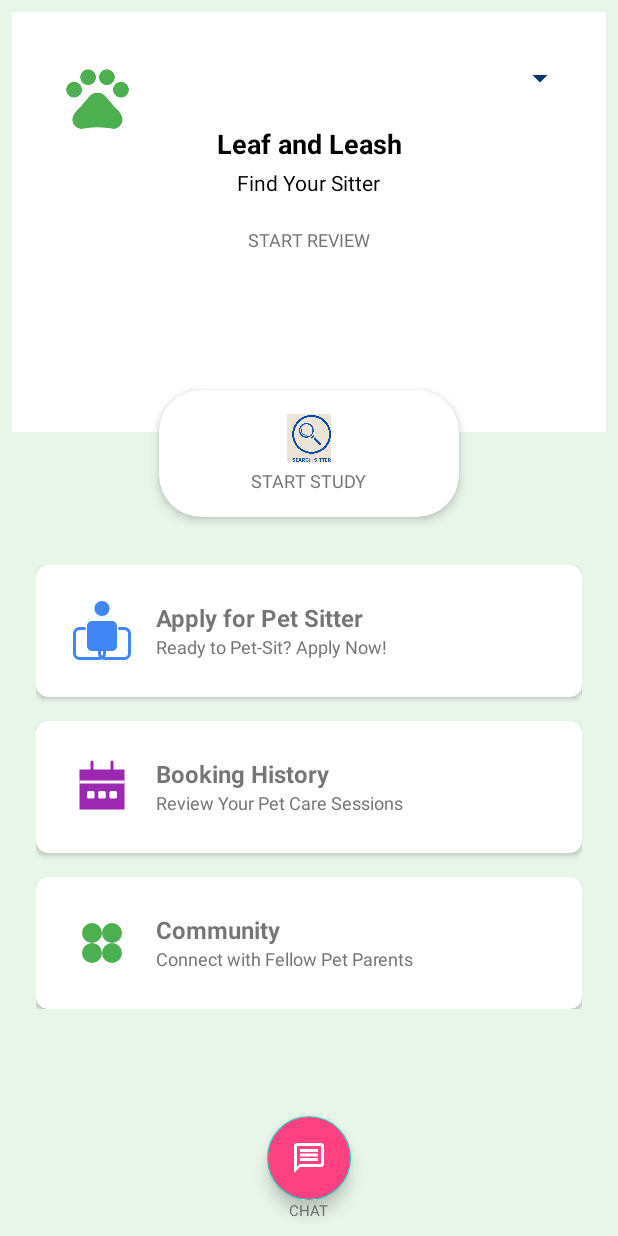
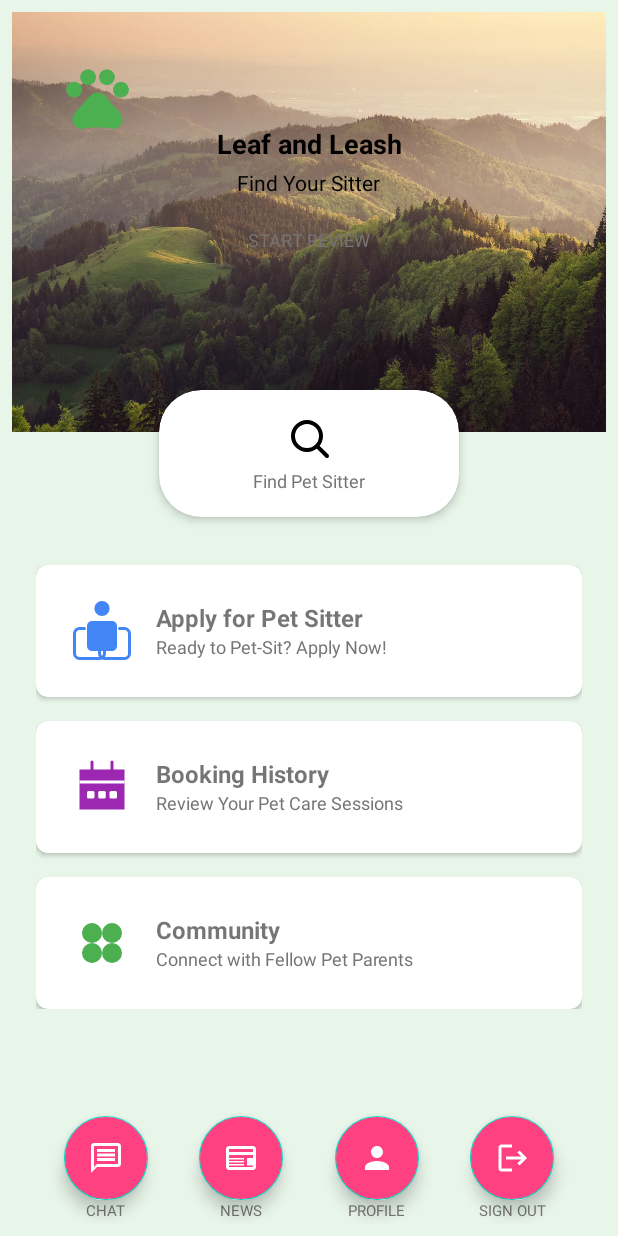
Before and after one commit to JosephTanKaiJun/Pet-Hub, an Android app: the MainActivity screen opened directly, with no data from a screen before it, on a phone screen of 412 x 824 dp. Run offline under Robolectric (Android 15) with nearby library versions, the phone set to English and light mode, and no system bars; 1 statement that could not run was skipped.

Commit message:
can work profile signout

```diff
--- a/app/src/main/java/com/example/pethub/main/MainActivity.java
+++ b/app/src/main/java/com/example/pethub/main/MainActivity.java
@@ -25,7 +25,7 @@ import com.google.android.material.floatingactionbutton.FloatingActionButton;
 
 public class MainActivity extends AppCompatActivity {
     private MaterialCardView searchSitterBtn, sitterSignupBtn;
-    private FloatingActionButton fabChat;
+    private FloatingActionButton fabChat,fabProfile,fabSignOut,fabNews;
 
     private ConstraintLayout navHome;
     private int userId = 1;
@@ -53,11 +53,23 @@ public class MainActivity extends AppCompatActivity {
         sitterSignupBtn = findViewById(R.id.sitterSignupBtn);
         fabChat = findViewById(R.id.fabChat);
         navHome = findViewById(R.id.bookingHistoryCard);
-
+        fabProfile = findViewById(R.id.fabProfile);
+        fabSignOut = findViewById(R.id.fabSignOut);
         // Set click listeners
         txtUsername.setOnClickListener(v -> showDropdownMenu());
 
+        fabProfile.setOnClickListener(v -> {
+            Intent intent = new Intent(MainActivity.this, OwnerMainActivity.class);
+            intent.putExtra("USER_ID", userId);
+            startActivity(intent);
+        });
 
+        fabSignOut.setOnClickListener(v -> {
+            Intent intent = new Intent(MainActivity.this, LoginActivity.class);
+            intent.addFlags(Intent.FLAG_ACTIVITY_CLEAR_TOP | Intent.FLAG_ACTIVITY_NEW_TASK);
+            startActivity(intent);
+            finish();
+        });
         searchSitterBtn.setOnClickListener(v -> {
             Intent intent = new Intent(this, SelectionActivity.class);
             intent.putExtra("USER_ID", userId);
--- a/app/src/main/java/com/example/pethub/sitter/OwnerEditActivity.java
+++ b/app/src/main/java/com/example/pethub/sitter/OwnerEditActivity.java
@@ -12,10 +12,12 @@ import android.net.Uri;
 import android.os.Bundle;
 import android.provider.MediaStore;
 import android.util.Log;
+import android.widget.ImageButton;
 import android.widget.Toast;
 
 import androidx.appcompat.app.AppCompatActivity;
 
+import com.example.pethub.R;
 import com.example.pethub.database.DatabaseHelper;
 import com.example.pethub.databinding.ActivityOwnerEditBinding;
 
@@ -36,7 +38,8 @@ public class OwnerEditActivity extends AppCompatActivity {
         super.onCreate(savedInstanceState);
         binding = ActivityOwnerEditBinding.inflate(getLayoutInflater());
         setContentView(binding.getRoot());
-
+        ImageButton btnBack = findViewById(R.id.btnBack);
+        btnBack.setOnClickListener(v -> finish());
         dbHelper = new DatabaseHelper(this);
         userId = getIntent().getIntExtra("USER_ID", -1);
         if (userId == -1) {
--- a/app/src/main/java/com/example/pethub/sitter/OwnerMainActivity.java
+++ b/app/src/main/java/com/example/pethub/sitter/OwnerMainActivity.java
@@ -11,10 +11,12 @@ import android.graphics.PorterDuffXfermode;
 import android.graphics.Rect;
 import android.os.Bundle;
 import android.util.Log;
+import android.widget.ImageButton;
 import android.widget.Toast;
 
 import androidx.appcompat.app.AppCompatActivity;
 
+import com.example.pethub.R;
 import com.example.pethub.database.DatabaseHelper;
 import com.example.pethub.databinding.ActivityOwnerMainBinding;
 
@@ -31,7 +33,8 @@ public class OwnerMainActivity extends AppCompatActivity {
         super.onCreate(savedInstanceState);
         binding = ActivityOwnerMainBinding.inflate(getLayoutInflater());
         setContentView(binding.getRoot());
-
+        ImageButton btnBack = findViewById(R.id.btnBack);
+        btnBack.setOnClickListener(v -> finish());
         dbHelper = new DatabaseHelper(this);
         userId = getIntent().getIntExtra("USER_ID", -1);
         if (userId == -1) {
--- /dev/null
+++ b/app/src/main/res/drawable/ic_find.xml
@@ -0,0 +1,25 @@
+<?xml version="1.0" encoding="utf-8"?>
+<vector xmlns:android="http://schemas.android.com/apk/res/android"
+    android:width="24dp"
+    android:height="24dp"
+    android:viewportWidth="24"
+    android:viewportHeight="24">
+
+    <!-- Magnifying glass handle -->
+    <path
+        android:fillColor="#00000000"
+        android:strokeColor="#000000"
+        android:strokeWidth="2"
+        android:strokeLineCap="round"
+        android:strokeLineJoin="round"
+        android:pathData="M21,21L16.65,16.65" />
+
+    <!-- Magnifying glass circle -->
+    <path
+        android:fillColor="#00000000"
+        android:strokeColor="#000000"
+        android:strokeWidth="2"
+        android:strokeLineCap="round"
+        android:strokeLineJoin="round"
+        android:pathData="M11,18C14.866,18 18,14.866 18,11C18,7.134 14.866,4 11,4C7.134,4 4,7.134 4,11C4,14.866 7.134,18 11,18Z" />
+</vector>
--- /dev/null
+++ b/app/src/main/res/drawable/ic_news.xml
@@ -0,0 +1,35 @@
+<?xml version="1.0" encoding="utf-8"?>
+<vector xmlns:android="http://schemas.android.com/apk/res/android"
+    android:width="24dp"
+    android:height="24dp"
+    android:viewportWidth="24"
+    android:viewportHeight="24">
+
+    <!-- Newspaper base -->
+    <path
+        android:fillColor="#FFFFFF"
+        android:pathData="M20,4H4C2.9,4 2,4.9 2,6v12c0,1.1 0.9,2 2,2h16c1.1,0 2,-0.9 2,-2V6C22,4.9 21.1,4 20,4zM20,18H4V6h16V18z" />
+
+    <!-- Headline lines -->
+    <path
+        android:fillColor="#FFFFFF"
+        android:pathData="M4,8h16v2h-16z" />
+
+    <!-- Text lines -->
+    <path
+        android:fillColor="#FFFFFF"
+        android:pathData="M4,12h10v1h-10z" />
+
+    <path
+        android:fillColor="#FFFFFF"
+        android:pathData="M4,14h10v1h-10z" />
+
+    <path
+        android:fillColor="#FFFFFF"
+        android:pathData="M4,16h10v1h-10z" />
+
+    <!-- Image placeholder -->
+    <path
+        android:fillColor="#FFFFFF"
+        android:pathData="M16,12h4v5h-4z" />
+</vector>
--- /dev/null
+++ b/app/src/main/res/drawable/ic_profile.xml
@@ -0,0 +1,12 @@
+<?xml version="1.0" encoding="utf-8"?>
+<vector xmlns:android="http://schemas.android.com/apk/res/android"
+    android:width="24dp"
+    android:height="24dp"
+    android:viewportWidth="24"
+    android:viewportHeight="24">
+
+    <!-- Head circle -->
+    <path
+        android:fillColor="#FFFFFF"
+        android:pathData="M12,12c2.21,0 4,-1.79 4,-4s-1.79,-4 -4,-4 -4,1.79 -4,4 1.79,4 4,4zM12,14c-2.67,0 -8,1.34 -8,4v2h16v-2c0,-2.66 -5.33,-4 -8,-4z" />
+</vector>
--- /dev/null
+++ b/app/src/main/res/drawable/ic_signout.xml
@@ -0,0 +1,17 @@
+<?xml version="1.0" encoding="utf-8"?>
+<vector xmlns:android="http://schemas.android.com/apk/res/android"
+    android:width="24dp"
+    android:height="24dp"
+    android:viewportWidth="24"
+    android:viewportHeight="24">
+
+    <!-- Door frame -->
+    <path
+        android:fillColor="#FFFFFF"
+        android:pathData="M17,7l-1.41,1.41L18.17,11H8v2h10.17l-2.58,2.58L17,17l5,-5L17,7z" />
+
+    <!-- Exit arrow -->
+    <path
+        android:fillColor="#FFFFFF"
+        android:pathData="M5,5h7V3H5C3.9,3 3,3.9 3,5v14c0,1.1 0.9,2 2,2h7v-2H5V5z" />
+</vector>
--- a/app/src/main/res/layout/activity_owner_edit.xml
+++ b/app/src/main/res/layout/activity_owner_edit.xml
@@ -11,7 +11,18 @@
         android:layout_height="wrap_content"
         android:padding="16dp">
 
-        <!-- Profile Picture Preview -->
+        <ImageButton
+            android:id="@+id/btnBack"
+            android:layout_width="48dp"
+            android:layout_height="48dp"
+            android:background="?attr/selectableItemBackgroundBorderless"
+            android:padding="12dp"
+            android:src="@drawable/ic_back"
+            app:layout_constraintTop_toTopOf="parent"
+            app:layout_constraintStart_toStartOf="parent"
+            android:layout_marginTop="16dp"
+            android:layout_marginStart="8dp"
+            />
         <ImageView
             android:id="@+id/imageview_profile_preview"
             android:layout_width="120dp"
--- a/app/src/main/res/layout/activity_owner_main.xml
+++ b/app/src/main/res/layout/activity_owner_main.xml
@@ -11,7 +11,18 @@
         android:layout_height="wrap_content"
         android:padding="16dp">
 
-        <!-- Title -->
+        <ImageButton
+            android:id="@+id/btnBack"
+            android:layout_width="48dp"
+            android:layout_height="48dp"
+            android:background="?attr/selectableItemBackgroundBorderless"
+            android:padding="12dp"
+            android:src="@drawable/ic_back"
+            app:layout_constraintTop_toTopOf="parent"
+            app:layout_constraintStart_toStartOf="parent"
+            android:layout_marginTop="16dp"
+            android:layout_marginStart="8dp"
+            />
         <TextView
             android:id="@+id/textview_title"
             android:layout_width="wrap_content"
--- a/app/src/main/res/layout/mainpage.xml
+++ b/app/src/main/res/layout/mainpage.xml
@@ -14,7 +14,7 @@
         android:id="@+id/headerSection"
         android:layout_width="0dp"
         android:layout_height="280dp"
-        android:background="@color/white"
+        android:background="@drawable/background1"
         android:padding="16dp"
         app:layout_constraintTop_toTopOf="parent"
         app:layout_constraintStart_toStartOf="parent"
@@ -45,17 +45,6 @@
             app:layout_constraintEnd_toEndOf="parent"
             android:layout_marginTop="16dp"/>
 
-        <!-- Notification icon (right) -->
-        <ImageButton
-            android:id="@+id/notificationBtn"
-            android:layout_width="24dp"
-            android:layout_height="24dp"
-            android:layout_marginTop="16dp"
-            android:layout_marginEnd="16dp"
-            android:background="@android:color/transparent"
-            android:src="@drawable/ic_arriw_drop_down"
-            app:layout_constraintTop_toTopOf="parent"
-            app:layout_constraintEnd_toEndOf="parent"/>
 
         <!-- Featured course title -->
         <TextView
@@ -126,13 +115,13 @@
             <ImageView
                 android:layout_width="32dp"
                 android:layout_height="32dp"
-                android:src="@drawable/search_sitter" />
+                android:src="@drawable/ic_find" />
 
             <TextView
                 android:layout_width="wrap_content"
                 android:layout_height="wrap_content"
                 android:layout_marginTop="4dp"
-                android:text="START STUDY"
+                android:text="Find Pet Sitter"
                 android:textColor="#757575"
                 android:textSize="12sp" />
         </LinearLayout>
@@ -304,6 +293,7 @@
     </androidx.core.widget.NestedScrollView>
 
     <!-- Floating Chat Button -->
+    <!-- Floating Action Buttons in a Row -->
     <com.google.android.material.floatingactionbutton.FloatingActionButton
         android:id="@+id/fabChat"
         android:layout_width="wrap_content"
@@ -315,10 +305,10 @@
         app:maxImageSize="24dp"
         app:tint="@android:color/white"
         app:layout_constraintBottom_toBottomOf="parent"
+        app:layout_constraintEnd_toStartOf="@+id/fabNews"
         app:layout_constraintStart_toStartOf="parent"
-        app:layout_constraintEnd_toEndOf="parent"/>
+        app:layout_constraintHorizontal_chainStyle="spread"/>
 
-    <!-- Chat Label -->
     <TextView
         android:layout_width="wrap_content"
         android:layout_height="wrap_content"
@@ -329,4 +319,76 @@
         app:layout_constraintStart_toStartOf="@id/fabChat"
         app:layout_constraintEnd_toEndOf="@id/fabChat"/>
 
+    <com.google.android.material.floatingactionbutton.FloatingActionButton
+        android:id="@+id/fabNews"
+        android:layout_width="wrap_content"
+        android:layout_height="wrap_content"
+        android:layout_marginBottom="16dp"
+        android:backgroundTint="#FF4081"
+        android:src="@drawable/ic_news"
+        app:fabCustomSize="56dp"
+        app:maxImageSize="24dp"
+        app:tint="@android:color/white"
+        app:layout_constraintBottom_toBottomOf="parent"
+        app:layout_constraintStart_toEndOf="@id/fabChat"
+        app:layout_constraintEnd_toStartOf="@+id/fabProfile"/>
+
+    <TextView
+        android:layout_width="wrap_content"
+        android:layout_height="wrap_content"
+        android:text="NEWS"
+        android:textSize="10sp"
+        android:textColor="#757575"
+        app:layout_constraintTop_toBottomOf="@id/fabNews"
+        app:layout_constraintStart_toStartOf="@id/fabNews"
+        app:layout_constraintEnd_toEndOf="@id/fabNews"/>
+
+    <com.google.android.material.floatingactionbutton.FloatingActionButton
+        android:id="@+id/fabProfile"
+        android:layout_width="wrap_content"
+        android:layout_height="wrap_content"
+        android:layout_marginBottom="16dp"
+        android:backgroundTint="#FF4081"
+        android:src="@drawable/ic_profile"
+        app:fabCustomSize="56dp"
+        app:maxImageSize="24dp"
+        app:tint="@android:color/white"
+        app:layout_constraintBottom_toBottomOf="parent"
+        app:layout_constraintStart_toEndOf="@id/fabNews"
+        app:layout_constraintEnd_toStartOf="@+id/fabSignOut"/>
+
+    <TextView
+        android:layout_width="wrap_content"
+        android:layout_height="wrap_content"
+        android:text="PROFILE"
+        android:textSize="10sp"
+        android:textColor="#757575"
+        app:layout_constraintTop_toBottomOf="@id/fabProfile"
+        app:layout_constraintStart_toStartOf="@id/fabProfile"
+        app:layout_constraintEnd_toEndOf="@id/fabProfile"/>
+
+    <com.google.android.material.floatingactionbutton.FloatingActionButton
+        android:id="@+id/fabSignOut"
+        android:layout_width="wrap_content"
+        android:layout_height="wrap_content"
+        android:layout_marginBottom="16dp"
+        android:backgroundTint="#FF4081"
+        android:src="@drawable/ic_signout"
+        app:fabCustomSize="56dp"
+        app:maxImageSize="24dp"
+        app:tint="@android:color/white"
+        app:layout_constraintBottom_toBottomOf="parent"
+        app:layout_constraintStart_toEndOf="@id/fabProfile"
+        app:layout_constraintEnd_toEndOf="parent"/>
+
+    <TextView
+        android:layout_width="wrap_content"
+        android:layout_height="wrap_content"
+        android:text="SIGN OUT"
+        android:textSize="10sp"
+        android:textColor="#757575"
+        app:layout_constraintTop_toBottomOf="@id/fabSignOut"
+        app:layout_constraintStart_toStartOf="@id/fabSignOut"
+        app:layout_constraintEnd_toEndOf="@id/fabSignOut"/>
+
 </androidx.constraintlayout.widget.ConstraintLayout>
```
Also changed, not shown: app/src/main/res/drawable/background1.webp (added).
